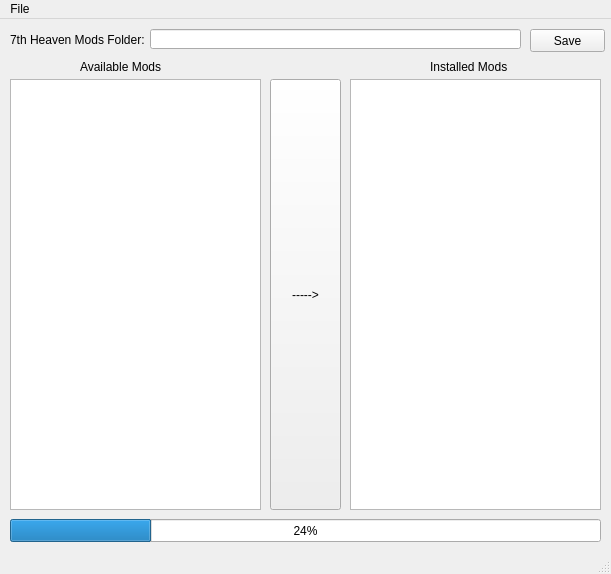
This is g.ui in dotaxis/python-7h-steamdeck-catalog as Qt 5 draws it before an edit. The edited form follows.
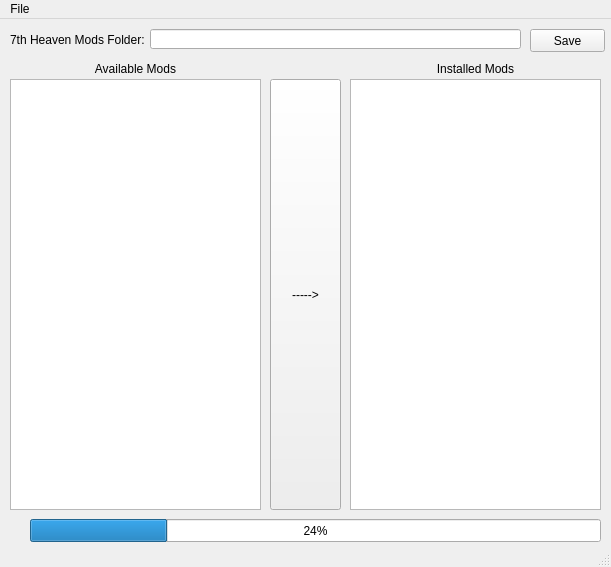
This is the edited form.

Commit message: Added install script

Diff of the .ui file:
```diff
--- a/g.ui
+++ b/g.ui
@@ -7,7 +7,7 @@
     <x>0</x>
     <y>0</y>
     <width>611</width>
-    <height>574</height>
+    <height>567</height>
    </rect>
   </property>
   <property name="acceptDrops">
@@ -66,15 +66,18 @@
    <widget class="QLabel" name="label_2">
     <property name="geometry">
      <rect>
-      <x>80</x>
+      <x>10</x>
       <y>40</y>
-      <width>91</width>
-      <height>16</height>
+      <width>251</width>
+      <height>20</height>
      </rect>
     </property>
     <property name="text">
      <string>Available Mods</string>
     </property>
+    <property name="alignment">
+     <set>Qt::AlignCenter</set>
+    </property>
    </widget>
    <widget class="QListWidget" name="listInstalledMods">
     <property name="geometry">
@@ -89,15 +92,18 @@
    <widget class="QLabel" name="label_3">
     <property name="geometry">
      <rect>
-      <x>430</x>
+      <x>350</x>
       <y>40</y>
-      <width>91</width>
-      <height>16</height>
+      <width>251</width>
+      <height>20</height>
      </rect>
     </property>
     <property name="text">
      <string>Installed Mods</string>
     </property>
+    <property name="alignment">
+     <set>Qt::AlignCenter</set>
+    </property>
    </widget>
    <widget class="QPushButton" name="btnInstallMod">
     <property name="geometry">
@@ -115,9 +121,9 @@
    <widget class="QProgressBar" name="progInstallingMod">
     <property name="geometry">
      <rect>
-      <x>10</x>
+      <x>30</x>
       <y>500</y>
-      <width>591</width>
+      <width>571</width>
       <height>23</height>
      </rect>
     </property>
```
The commit also changes 1 other file.
